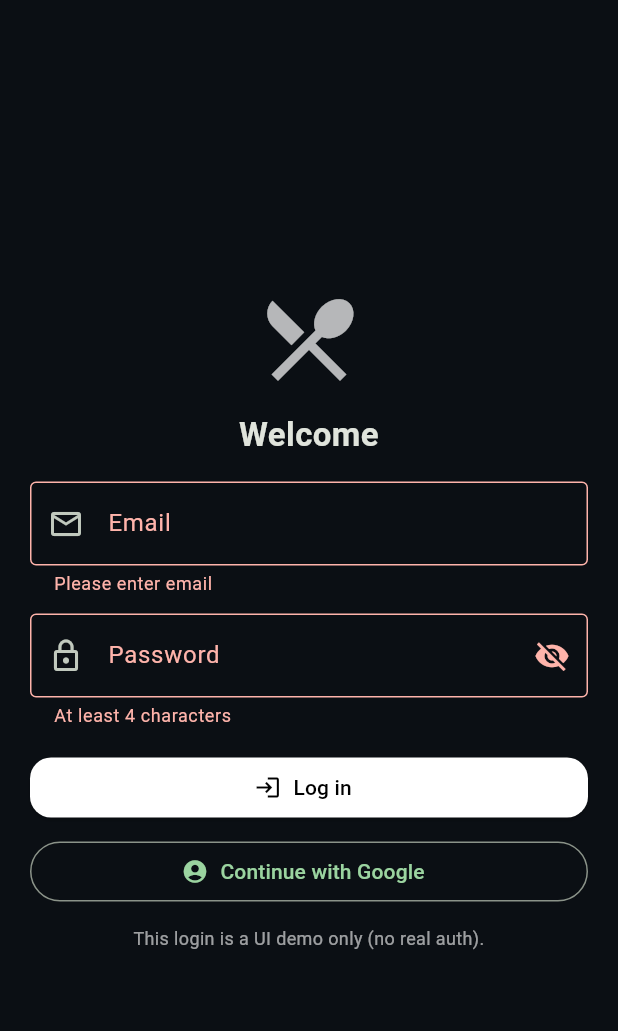
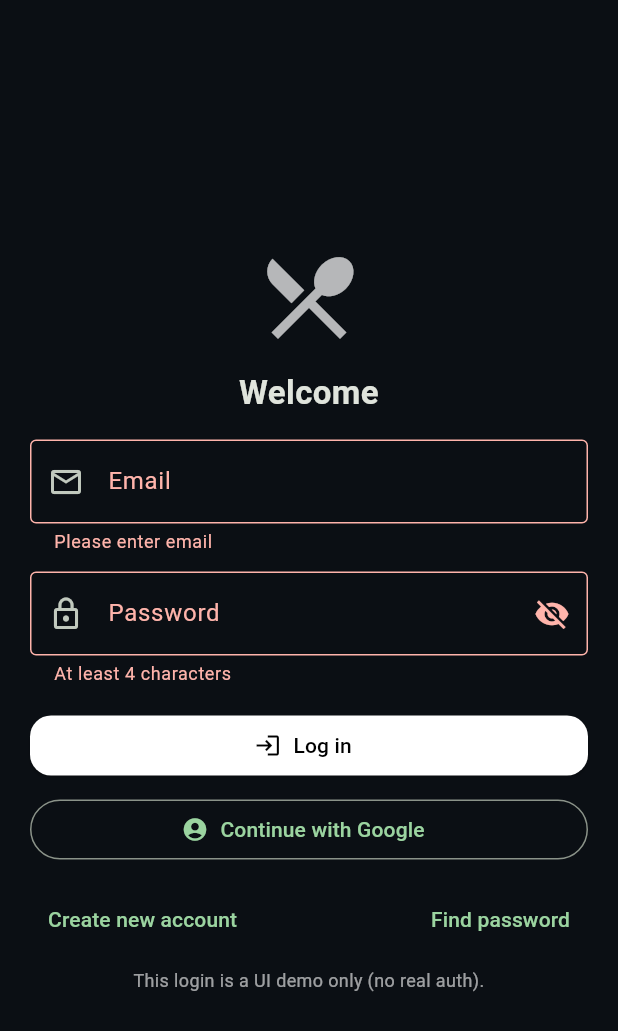
Before and after one commit to Mondaysssss/food-detection, a Flutter app: the screen it shows after launch, after a tap on "Log in", on a phone screen of 412 x 824 dp. Shown: the top 1031 px of the screen. Run offline on Flutter 3.47's test engine with Material 3 defaults, Android fonts, the phone set to English and light mode, and no system bars.

Commit message:
add "create new account" ,"find password"功能在login

```diff
--- a/lib/main.dart
+++ b/lib/main.dart
@@ -232,10 +232,15 @@ class _LoginScreenState extends State<LoginScreen> {
   }
 
   void _goHome() {
-    // 若你沒有 HomeShell，改成：MaterialPageRoute(builder: (_) => const AiCameraPage())
     Navigator.pushReplacement(
       context,
       MaterialPageRoute(builder: (_) => const HomeShell(initialIndex: 0)),
+    );
+  }
+
+  void _comingSoon(String what) {
+    ScaffoldMessenger.of(context).showSnackBar(
+      SnackBar(content: Text('$what — coming soon')),
     );
   }
 
@@ -258,7 +263,7 @@ class _LoginScreenState extends State<LoginScreen> {
                       style: TextStyle(fontSize: 22, fontWeight: FontWeight.w700)),
                   const SizedBox(height: 16),
 
-                  // Email / Password 表單
+                  // Email / Password
                   Form(
                     key: _formKey,
                     child: Column(
@@ -312,7 +317,7 @@ class _LoginScreenState extends State<LoginScreen> {
                   ElevatedButton.icon(
                     onPressed: () {
                       if (_formKey.currentState!.validate()) {
-                        _goHome(); // 模擬登入成功
+                        _goHome(); // demo: login success
                       }
                     },
                     icon: const Icon(Icons.login),
@@ -323,12 +328,29 @@ class _LoginScreenState extends State<LoginScreen> {
 
                   // Google Login（示範，未串真登入）
                   OutlinedButton.icon(
-                    onPressed: _goHome, // 同樣進入 App
+                    onPressed: _goHome,
                     icon: const Icon(Icons.account_circle),
                     label: const Text('Continue with Google'),
                   ),
 
                   const SizedBox(height: 12),
+
+                  // --- New: secondary actions (pure UI) ---
+                  Row(
+                    mainAxisAlignment: MainAxisAlignment.spaceBetween,
+                    children: [
+                      TextButton(
+                        onPressed: () => _comingSoon('Create new account'),
+                        child: const Text('Create new account'),
+                      ),
+                      TextButton(
+                        onPressed: () => _comingSoon('Find password'),
+                        child: const Text('Find password'),
+                      ),
+                    ],
+                  ),
+
+                  const SizedBox(height: 8),
                   const Text(
                     'This login is a UI demo only (no real auth).',
                     textAlign: TextAlign.center,
```
